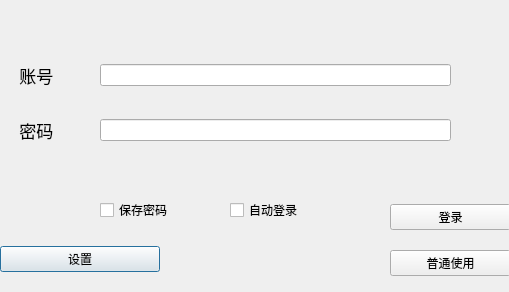
Old version of the form client/原始图形界面文件/login_test.ui in the repository Yecgaa1/UnitAi-Project.
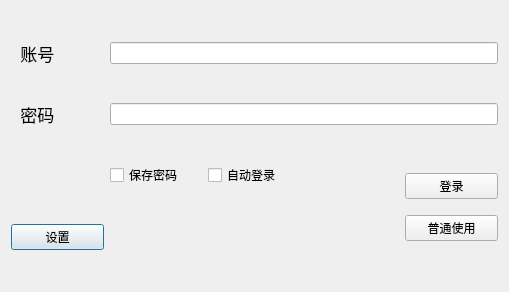
New version of the form.

```diff
--- a/client/原始图形界面文件/login_test.ui
+++ b/client/原始图形界面文件/login_test.ui
@@ -13,15 +13,62 @@
   <property name="windowTitle">
    <string>Dialog</string>
   </property>
-  <widget class="QWidget" name="verticalLayoutWidget">
-   <property name="geometry">
-    <rect>
-     <x>0</x>
-     <y>229</y>
-     <width>160</width>
-     <height>61</height>
-    </rect>
-   </property>
+  <layout class="QGridLayout" name="gridLayout">
+   <item row="1" column="0">
+    <layout class="QVBoxLayout" name="verticalLayout_6">
+     <item>
+      <widget class="QLabel" name="label_2">
+       <property name="font">
+        <font>
+         <pointsize>13</pointsize>
+        </font>
+       </property>
+       <property name="autoFillBackground">
+        <bool>false</bool>
+       </property>
+       <property name="text">
+        <string>  密码</string>
+       </property>
+      </widget>
+     </item>
+    </layout>
+   </item>
+   <item row="0" column="1" colspan="4">
+    <layout class="QVBoxLayout" name="verticalLayout_4">
+     <item>
+      <widget class="QLineEdit" name="textaccount"/>
+     </item>
+    </layout>
+   </item>
+   <item row="1" column="1" colspan="4">
+    <layout class="QVBoxLayout" name="verticalLayout_5">
+     <item>
+      <widget class="QLineEdit" name="lineEdit"/>
+     </item>
+    </layout>
+   </item>
+   <item row="0" column="0">
+    <layout class="QVBoxLayout" name="verticalLayout_3">
+     <item>
+      <widget class="QLabel" name="label">
+       <property name="font">
+        <font>
+         <pointsize>13</pointsize>
+         <weight>50</weight>
+         <bold>false</bold>
+        </font>
+       </property>
+       <property name="autoFillBackground">
+        <bool>false</bool>
+       </property>
+       <property name="text">
+        <string>  账号 </string>
+       </property>
+      </widget>
+     </item>
+    </layout>
+   </item>
+   <item row="3" column="0">
    <layout class="QVBoxLayout" name="verticalLayout">
     <property name="sizeConstraint">
      <enum>QLayout::SetDefaultConstraint</enum>
@@ -34,16 +81,26 @@
      </widget>
     </item>
    </layout>
-  </widget>
-  <widget class="QWidget" name="verticalLayoutWidget_2">
-   <property name="geometry">
-    <rect>
-     <x>100</x>
-     <y>190</y>
-     <width>131</width>
-     <height>41</height>
-    </rect>
-   </property>
+   </item>
+   <item row="2" column="4" rowspan="2">
+    <layout class="QVBoxLayout" name="verticalLayout_8">
+     <item>
+      <widget class="QPushButton" name="loginButton">
+       <property name="text">
+        <string>登录</string>
+       </property>
+      </widget>
+     </item>
+     <item>
+      <widget class="QPushButton" name="visitButton">
+       <property name="text">
+        <string>普通使用</string>
+       </property>
+      </widget>
+     </item>
+    </layout>
+   </item>
+   <item row="2" column="1">
    <layout class="QVBoxLayout" name="verticalLayout_2">
     <item>
      <widget class="QCheckBox" name="remember">
@@ -53,102 +110,8 @@
      </widget>
     </item>
    </layout>
-  </widget>
-  <widget class="QWidget" name="verticalLayoutWidget_3">
-   <property name="geometry">
-    <rect>
-     <x>10</x>
-     <y>60</y>
-     <width>91</width>
-     <height>31</height>
-    </rect>
-   </property>
-   <layout class="QVBoxLayout" name="verticalLayout_3">
-    <item>
-     <widget class="QLabel" name="label">
-      <property name="font">
-       <font>
-        <pointsize>13</pointsize>
-        <weight>50</weight>
-        <bold>false</bold>
-       </font>
-      </property>
-      <property name="autoFillBackground">
-       <bool>false</bool>
-      </property>
-      <property name="text">
-       <string>  账号 </string>
-      </property>
-     </widget>
-    </item>
-   </layout>
-  </widget>
-  <widget class="QWidget" name="verticalLayoutWidget_4">
-   <property name="geometry">
-    <rect>
-     <x>100</x>
-     <y>50</y>
-     <width>351</width>
-     <height>51</height>
-    </rect>
-   </property>
-   <layout class="QVBoxLayout" name="verticalLayout_4">
-    <item>
-     <widget class="QLineEdit" name="textaccount"/>
-    </item>
-   </layout>
-  </widget>
-  <widget class="QWidget" name="verticalLayoutWidget_5">
-   <property name="geometry">
-    <rect>
-     <x>100</x>
-     <y>100</y>
-     <width>351</width>
-     <height>61</height>
-    </rect>
-   </property>
-   <layout class="QVBoxLayout" name="verticalLayout_5">
-    <item>
-     <widget class="QLineEdit" name="lineEdit"/>
-    </item>
-   </layout>
-  </widget>
-  <widget class="QWidget" name="verticalLayoutWidget_6">
-   <property name="geometry">
-    <rect>
-     <x>10</x>
-     <y>110</y>
-     <width>91</width>
-     <height>41</height>
-    </rect>
-   </property>
-   <layout class="QVBoxLayout" name="verticalLayout_6">
-    <item>
-     <widget class="QLabel" name="label_2">
-      <property name="font">
-       <font>
-        <pointsize>13</pointsize>
-       </font>
-      </property>
-      <property name="autoFillBackground">
-       <bool>false</bool>
-      </property>
-      <property name="text">
-       <string>  密码</string>
-      </property>
-     </widget>
-    </item>
-   </layout>
-  </widget>
-  <widget class="QWidget" name="verticalLayoutWidget_7">
-   <property name="geometry">
-    <rect>
-     <x>230</x>
-     <y>190</y>
-     <width>160</width>
-     <height>41</height>
-    </rect>
-   </property>
+   </item>
+   <item row="2" column="2">
    <layout class="QVBoxLayout" name="verticalLayout_7">
     <item>
      <widget class="QCheckBox" name="Auto">
@@ -158,33 +121,8 @@
      </widget>
     </item>
    </layout>
-  </widget>
-  <widget class="QWidget" name="verticalLayoutWidget_8">
-   <property name="geometry">
-    <rect>
-     <x>390</x>
-     <y>190</y>
-     <width>121</width>
-     <height>101</height>
-    </rect>
-   </property>
-   <layout class="QVBoxLayout" name="verticalLayout_8">
-    <item>
-     <widget class="QPushButton" name="loginButton">
-      <property name="text">
-       <string>登录</string>
-      </property>
-     </widget>
-    </item>
-    <item>
-     <widget class="QPushButton" name="visitButton">
-      <property name="text">
-       <string>普通使用</string>
-      </property>
-     </widget>
-    </item>
-   </layout>
-  </widget>
+   </item>
+  </layout>
  </widget>
  <resources/>
  <connections/>
```
Lines whose indentation alone changed are shown as unchanged.
